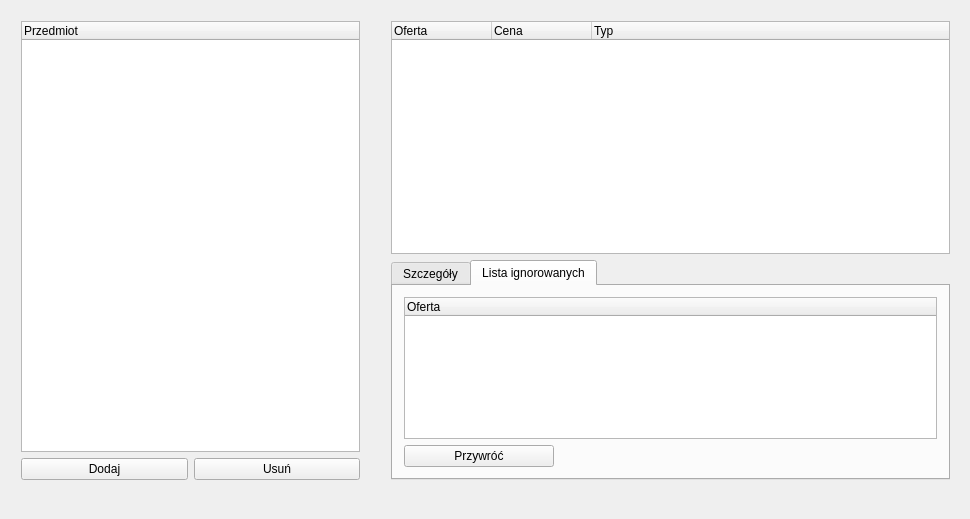
This is allegroRSS/allegrorss.ui in marazmista/allegroRSS as Qt 5 draws it before an edit. The edited form follows.
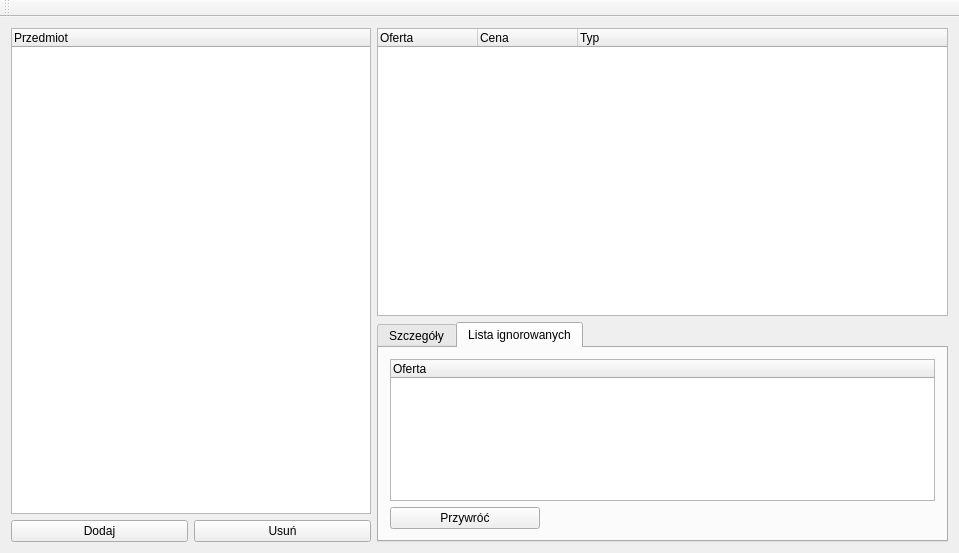
This is the edited form. The open tabs and pages were chosen to show the change.

```diff
--- a/allegroRSS/allegrorss.ui
+++ b/allegroRSS/allegrorss.ui
@@ -6,26 +6,31 @@
    <rect>
     <x>0</x>
     <y>0</y>
-    <width>970</width>
-    <height>519</height>
+    <width>959</width>
+    <height>553</height>
    </rect>
   </property>
   <property name="windowTitle">
    <string>allegroRSS</string>
   </property>
   <widget class="QWidget" name="centralWidget">
-   <widget class="QWidget" name="verticalLayoutWidget">
-    <property name="geometry">
-     <rect>
-      <x>10</x>
-      <y>10</y>
-      <width>361</width>
-      <height>481</height>
-     </rect>
+   <layout class="QHBoxLayout" name="horizontalLayout_2">
+    <property name="sizeConstraint">
+     <enum>QLayout::SetMinAndMaxSize</enum>
     </property>
+    <item>
     <layout class="QVBoxLayout" name="verticalLayout_4">
+      <property name="sizeConstraint">
+       <enum>QLayout::SetMinimumSize</enum>
+      </property>
      <item>
       <widget class="QTreeWidget" name="list_przedmoity">
+        <property name="maximumSize">
+         <size>
+          <width>360</width>
+          <height>16777215</height>
+         </size>
+        </property>
        <property name="indentation">
         <number>2</number>
        </property>
@@ -55,16 +60,8 @@
       </layout>
      </item>
     </layout>
-   </widget>
-   <widget class="QWidget" name="layoutWidget">
-    <property name="geometry">
-     <rect>
-      <x>380</x>
-      <y>10</y>
-      <width>581</width>
-      <height>481</height>
-     </rect>
-    </property>
+    </item>
+    <item>
     <layout class="QVBoxLayout" name="verticalLayout">
      <property name="sizeConstraint">
       <enum>QLayout::SetDefaultConstraint</enum>
@@ -176,7 +173,8 @@
       </widget>
      </item>
     </layout>
-   </widget>
+    </item>
+   </layout>
   </widget>
   <widget class="QMenuBar" name="menuBar">
    <property name="geometry">
@@ -188,6 +186,17 @@
     </rect>
    </property>
   </widget>
+  <widget class="QToolBar" name="toolBar">
+   <property name="windowTitle">
+    <string>toolBar</string>
+   </property>
+   <attribute name="toolBarArea">
+    <enum>TopToolBarArea</enum>
+   </attribute>
+   <attribute name="toolBarBreak">
+    <bool>false</bool>
+   </attribute>
+  </widget>
  </widget>
  <layoutdefault spacing="6" margin="11"/>
  <resources/>
```
Left out of the diff: 6 changed lines with no effect on the pictures. Lines whose indentation alone changed are shown as unchanged.
